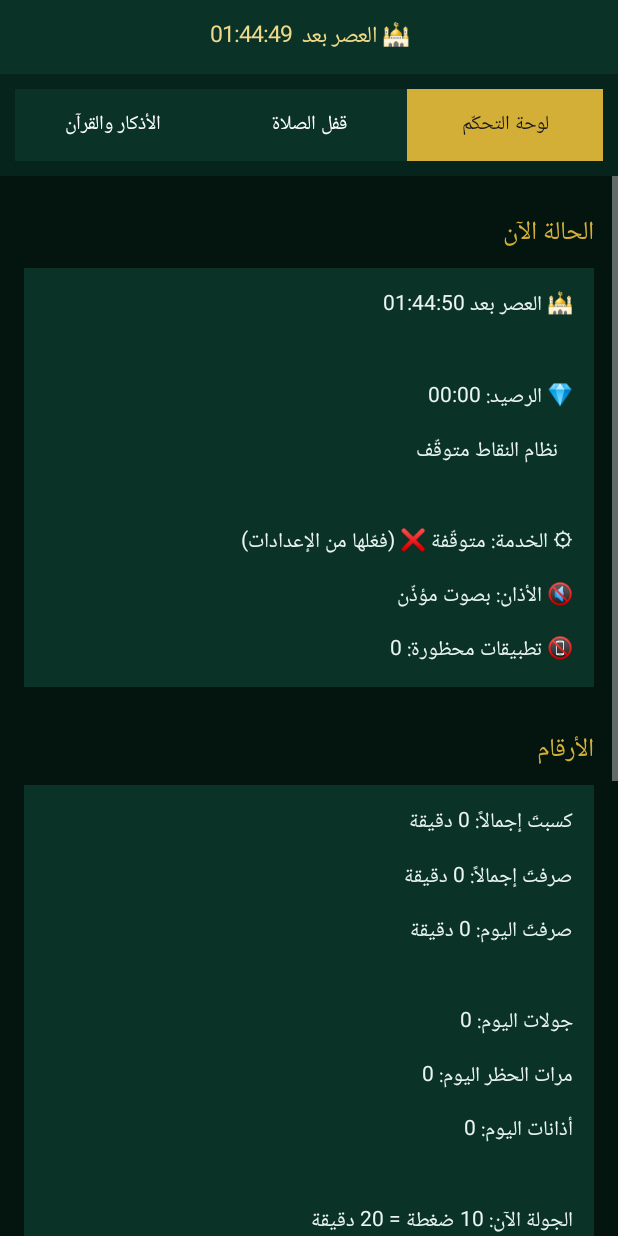
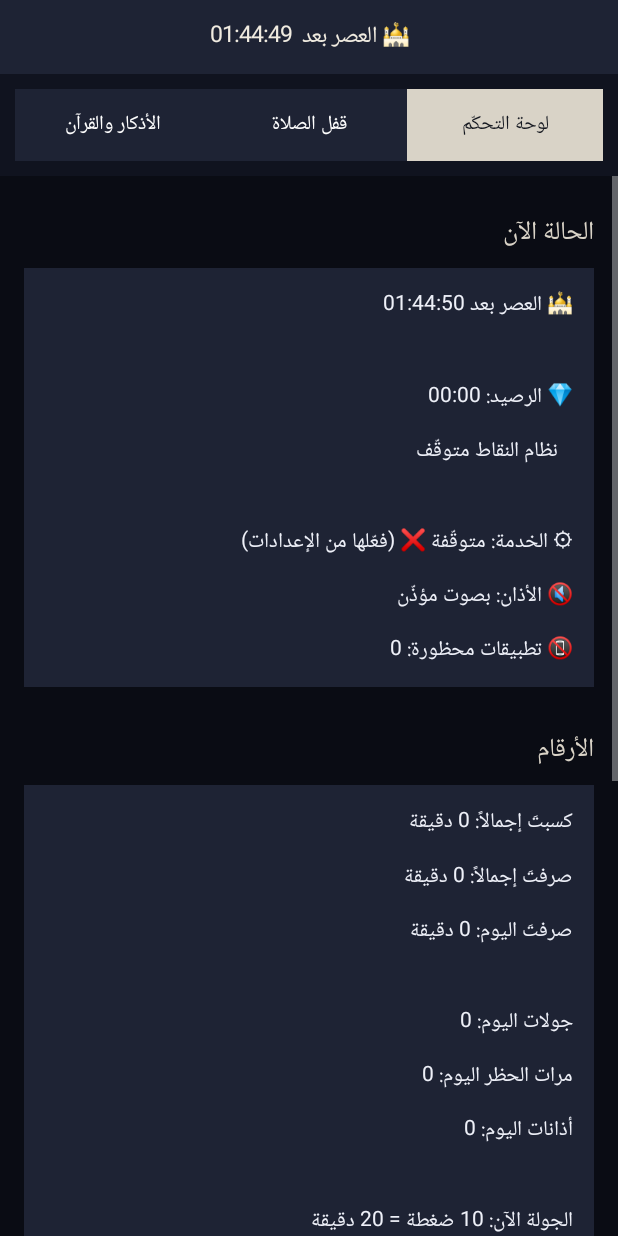
Before and after one commit to abdulrahmanalhamoud1673/noor-blocker, an Android app: the screen it shows after launch (MainActivity), after a tap on "لوحة التحكّم", on a phone screen of 412 x 824 dp. Run offline under Robolectric (Android 15) with nearby library versions, the phone set to English and light mode, and no system bars.

Commit message:
v13.1 — الثيم الجديد يصل شاشات التطبيق نفسها
كانت شاشات أندرويد (الإعدادات ولوحة الأدمن والثيم والأيقونة) ما
زالت بالأخضر والذهبي الأصلي: مسحتُ الألوان في النسخة السابقة بخريطة
لم تشمل ألوان التطبيق الأولى، فتبدّل الويب وبقي ما يفتحه بيده.

Co-Authored-By: Claude Opus 5 <noreply@anthropic.com>

```diff
--- a/app/build.gradle.kts
+++ b/app/build.gradle.kts
@@ -11,8 +11,8 @@ android {
         applicationId = "com.noor.blocker"
         minSdk = 24
         targetSdk = 34
-        versionCode = 21
-        versionName = "13.0"
+        versionCode = 22
+        versionName = "13.1"
     }
 
     buildTypes {
--- a/app/src/main/java/com/noor/blocker/AdminPanel.kt
+++ b/app/src/main/java/com/noor/blocker/AdminPanel.kt
@@ -45,23 +45,23 @@ class AdminPanel(private val act: Activity) {
 
     private fun title(t: String) = TextView(act).apply {
         text = t; textSize = 17f
-        setTextColor(Color.parseColor("#D4AF37"))
+        setTextColor(Color.parseColor("#D9D3C7"))
         setPadding(0, dp(20), 0, dp(9))
     }
 
     private fun card() = TextView(act).apply {
         textSize = 14f
-        setTextColor(Color.parseColor("#EAF5F0"))
+        setTextColor(Color.parseColor("#EEF0F8"))
         setLineSpacing(0f, 1.55f)
         setPadding(dp(14), dp(13), dp(14), dp(13))
-        setBackgroundColor(Color.parseColor("#0A3227"))
+        setBackgroundColor(Color.parseColor("#1E2334"))
     }
 
     private fun action(label: String, color: String, onTap: () -> Unit) = Button(act).apply {
         text = label
         textSize = 13.5f
         setBackgroundColor(Color.parseColor(color))
-        setTextColor(Color.parseColor("#16130A"))
+        setTextColor(Color.parseColor("#14171F"))
         setOnClickListener { onTap() }
     }
 
@@ -93,19 +93,19 @@ class AdminPanel(private val act: Activity) {
 
         val row1 = LinearLayout(act).apply { orientation = LinearLayout.HORIZONTAL }
         val cell = { LinearLayout.LayoutParams(0, ViewGroup.LayoutParams.WRAP_CONTENT, 1f) }
-        row1.addView(action("+ ١٥ دقيقة", "#10B981") { grant(15) }, cell())
-        row1.addView(action("+ ٦٠ دقيقة", "#10B981") { grant(60) }, cell())
+        row1.addView(action("+ ١٥ دقيقة", "#93A9DC") { grant(15) }, cell())
+        row1.addView(action("+ ٦٠ دقيقة", "#93A9DC") { grant(60) }, cell())
         col.addView(row1, wide)
 
         val row2 = LinearLayout(act).apply { orientation = LinearLayout.HORIZONTAL }
-        row2.addView(action("صفّر الرصيد", "#D4AF37") {
+        row2.addView(action("صفّر الرصيد", "#D9D3C7") {
             confirm("تصفير الرصيد", "سيصير رصيدك صفراً وتُقفل التطبيقات فوراً.") {
                 Credit.grant(act, -99999)
                 EventLog.add(act, EventLog.ADMIN, "صفّرتَ رصيدك يدوياً")
                 renderAll(); toast("صُفّر الرصيد")
             }
         }, cell())
-        row2.addView(action("امسح السجلّ", "#D4AF37") {
+        row2.addView(action("امسح السجلّ", "#D9D3C7") {
             confirm("مسح السجلّ", "سيُحذف سجلّ الأحداث. الأرقام تبقى.") {
                 EventLog.clear(act); renderAll(); toast("مُسح السجلّ")
             }
@@ -126,7 +126,7 @@ class AdminPanel(private val act: Activity) {
         col.addView(TextView(act).apply {
             text = "آخر ٣٠٠ حدث — الأحدث أولاً"
             textSize = 12.5f
-            setTextColor(Color.parseColor("#6E8F82"))
+            setTextColor(Color.parseColor("#767E94"))
             setPadding(0, 0, 0, dp(8))
         })
         logBox = LinearLayout(act).apply { orientation = LinearLayout.VERTICAL }
@@ -134,7 +134,7 @@ class AdminPanel(private val act: Activity) {
 
         renderAll()
         return ScrollView(act).apply {
-            setBackgroundColor(Color.parseColor("#04150F"))
+            setBackgroundColor(Color.parseColor("#0A0C14"))
             addView(col)
         }
     }
@@ -233,9 +233,9 @@ class AdminPanel(private val act: Activity) {
             logBox.addView(TextView(act).apply {
                 text = "لا أحداث بعد."
                 textSize = 13.5f
-                setTextColor(Color.parseColor("#6E8F82"))
+                setTextColor(Color.parseColor("#767E94"))
                 setPadding(dp(14), dp(12), dp(14), dp(12))
-                setBackgroundColor(Color.parseColor("#0A3227"))
+                setBackgroundColor(Color.parseColor("#1E2334"))
             })
             return
         }
@@ -253,11 +253,11 @@ class AdminPanel(private val act: Activity) {
     }
 
     private fun colorFor(icon: String) = when (icon) {
-        EventLog.EARN -> "#10B981"
+        EventLog.EARN -> "#93A9DC"
         EventLog.BLOCK -> "#EF4444"
-        EventLog.ADMIN -> "#F0D98A"
-        EventLog.PRAYER, EventLog.ADHAN -> "#D4AF37"
-        else -> "#9DBDB0"
+        EventLog.ADMIN -> "#F0EBE0"
+        EventLog.PRAYER, EventLog.ADHAN -> "#D9D3C7"
+        else -> "#8B92A8"
     }
 
     private fun label(pkg: String): String = try {
--- a/app/src/main/java/com/noor/blocker/MainActivity.kt
+++ b/app/src/main/java/com/noor/blocker/MainActivity.kt
@@ -32,7 +32,7 @@ import android.widget.Toast
 const val NOOR_WEB = "https://abdulrahmanalhamoud1673.github.io/noor-adhkar/"
 
 /** يُستخدم لمسح ذاكرة الويب مرة واحدة بعد كل تحديث */
-private const val APP_VERSION = "13.0"
+private const val APP_VERSION = "13.1"
 
 /** رمز طلب أذونات الوسائط (كاميرا / ميكروفون) من داخل الصفحة */
 private const val REQ_MEDIA = 11
@@ -135,7 +135,7 @@ class MainActivity : Activity() {
 
         val root = LinearLayout(this).apply {
             orientation = LinearLayout.VERTICAL
-            setBackgroundColor(Color.parseColor("#04150F"))
+            setBackgroundColor(Color.parseColor("#0A0C14"))
         }
 
         root.addView(buildBanner())
@@ -284,8 +284,8 @@ class MainActivity : Activity() {
         banner = TextView(this).apply {
             textSize = 15f
             gravity = Gravity.CENTER
-            setTextColor(Color.parseColor("#F0D98A"))
-            setBackgroundColor(Color.parseColor("#0A3227"))
+            setTextColor(Color.parseColor("#F0EBE0"))
+            setBackgroundColor(Color.parseColor("#1E2334"))
             setPadding(dp(12), dp(12), dp(12), dp(12))
         }
         updateBanner()
@@ -310,7 +310,7 @@ class MainActivity : Activity() {
         val bar = LinearLayout(this).apply {
             orientation = LinearLayout.HORIZONTAL
             setPadding(dp(10), dp(10), dp(10), dp(10))
-            setBackgroundColor(Color.parseColor("#06231C"))
+            setBackgroundColor(Color.parseColor("#10131F"))
         }
         val lp = LinearLayout.LayoutParams(0, ViewGroup.LayoutParams.WRAP_CONTENT, 1f)
 
@@ -334,7 +334,7 @@ class MainActivity : Activity() {
 
     /** 0 = الأذكار · 1 = قفل الصلاة · 2 = لوحة التحكّم */
     private fun markTabs(which: Int) {
-        val on = Color.parseColor("#D4AF37"); val off = Color.parseColor("#0A3227")
+        val on = Color.parseColor("#D9D3C7"); val off = Color.parseColor("#1E2334")
         val onT = Color.parseColor("#14171f"); val offT = Color.WHITE
         listOf(tabWeb, tabBlock, tabAdmin).forEachIndexed { i, b ->
             b.setBackgroundColor(if (i == which) on else off)
@@ -466,14 +466,14 @@ class MainActivity : Activity() {
     private fun header(text: String) = TextView(this).apply {
         this.text = text
         textSize = 17f
-        setTextColor(Color.parseColor("#D4AF37"))
+        setTextColor(Color.parseColor("#D9D3C7"))
         setPadding(0, dp(20), 0, dp(9))
     }
 
     private fun body(text: String) = TextView(this).apply {
         this.text = text
         textSize = 13.5f
-        setTextColor(Color.parseColor("#9DBDB0"))
+        setTextColor(Color.parseColor("#8B92A8"))
         setPadding(0, 0, 0, dp(8))
     }
 
@@ -550,7 +550,7 @@ class MainActivity : Activity() {
         col.addView(CheckBox(this).apply {
             text = "فعّل تنبيه الأذان"
             textSize = 15.5f
-            setTextColor(Color.parseColor("#EAF5F0"))
+            setTextColor(Color.parseColor("#EEF0F8"))
             isChecked = Prefs.notifyEnabled(this@MainActivity)
             setOnCheckedChangeListener { _, checked ->
                 Prefs.setNotifyEnabled(this@MainActivity, checked)
@@ -566,7 +566,7 @@ class MainActivity : Activity() {
         col.addView(CheckBox(this).apply {
             text = "ارفع الأذان بصوت مؤذّن (بدل نغمة قصيرة)"
             textSize = 15.5f
-            setTextColor(Color.parseColor("#EAF5F0"))
+            setTextColor(Color.parseColor("#EEF0F8"))
             isChecked = Prefs.adhanSound(this@MainActivity)
             setOnCheckedChangeListener { _, checked ->
                 Prefs.setAdhanSound(this@MainActivity, checked)
@@ -600,7 +600,7 @@ class MainActivity : Activity() {
         col.addView(header("٣) أوقات الصلاة اليوم"))
         timesView = TextView(this).apply {
             textSize = 14.5f
-            setTextColor(Color.parseColor("#EAF5F0"))
+            setTextColor(Color.parseColor("#EEF0F8"))
             setLineSpacing(0f, 1.45f)
         }
         col.addView(timesView)
@@ -677,7 +677,7 @@ class MainActivity : Activity() {
         col.addView(CheckBox(this).apply {
             text = "فعّل نظام النقاط"
             textSize = 15.5f
-            setTextColor(Color.parseColor("#EAF5F0"))
+            setTextColor(Color.parseColor("#EEF0F8"))
             isChecked = ChallengeLock.enabled(this@MainActivity)
             setOnCheckedChangeListener { _, on ->
                 ChallengeLock.setEnabled(this@MainActivity, on)
@@ -738,8 +738,8 @@ class MainActivity : Activity() {
                 phraseBox.addView(Button(this@MainActivity).apply {
                     text = ph
                     textSize = 15f
-                    setBackgroundColor(Color.parseColor(if (chosen) "#D4AF37" else "#0A3227"))
-                    setTextColor(Color.parseColor(if (chosen) "#14171f" else "#EAF5F0"))
+                    setBackgroundColor(Color.parseColor(if (chosen) "#D9D3C7" else "#1E2334"))
+                    setTextColor(Color.parseColor(if (chosen) "#14171f" else "#EEF0F8"))
                     setOnClickListener {
                         ChallengeLock.setPhrase(this@MainActivity, ph)
                         paintPhrases()
@@ -803,7 +803,7 @@ class MainActivity : Activity() {
         col.addView(EditText(this).apply {
             hint = "ابحث عن تطبيق…"
             textSize = 15f
-            setTextColor(Color.parseColor("#EAF5F0"))
+            setTextColor(Color.parseColor("#EEF0F8"))
             setHintTextColor(Color.parseColor("#8b92a8"))
             addTextChangedListener(object : TextWatcher {
                 override fun afterTextChanged(s: Editable?) {
@@ -825,7 +825,7 @@ class MainActivity : Activity() {
         col.addView(Button(this).apply {
             text = "✓ تم — احفظ وارجع"
             textSize = 17f
-            setBackgroundColor(Color.parseColor("#D4AF37"))
+            setBackgroundColor(Color.parseColor("#D9D3C7"))
             setTextColor(Color.parseColor("#14171f"))
             setPadding(0, dp(14), 0, dp(14))
             setOnClickListener {
@@ -849,7 +849,7 @@ class MainActivity : Activity() {
         })
 
         return ScrollView(this).apply {
-            setBackgroundColor(Color.parseColor("#04150F"))
+            setBackgroundColor(Color.parseColor("#0A0C14"))
             addView(col)
         }
     }
@@ -873,7 +873,7 @@ class MainActivity : Activity() {
         }
         countView.setTextColor(
             when {
-                n == 0 -> Color.parseColor("#9DBDB0")
+                n == 0 -> Color.parseColor("#8B92A8")
                 n > 15 -> Color.parseColor("#e88080")
                 else -> Color.parseColor("#93a9dc")
             }
@@ -904,7 +904,7 @@ class MainActivity : Activity() {
                 text = pm.getApplicationLabel(app).toString()
                 textSize = 15f
                 setTextColor(
-                    if (selected.contains(pkg)) Color.parseColor("#F0D98A") else Color.parseColor("#EAF5F0")
+                    if (selected.contains(pkg)) Color.parseColor("#F0EBE0") else Color.parseColor("#EEF0F8")
                 )
                 isChecked = selected.contains(pkg)
                 setOnCheckedChangeListener { _, checked ->
@@ -912,7 +912,7 @@ class MainActivity : Activity() {
                     save(quiet = true)
                     updateCount(justSaved = true)
                     setTextColor(
-                        if (checked) Color.parseColor("#F0D98A") else Color.parseColor("#EAF5F0")
+                        if (checked) Color.parseColor("#F0EBE0") else Color.parseColor("#EEF0F8")
                     )
                 }
             })
--- a/app/src/main/res/values/themes.xml
+++ b/app/src/main/res/values/themes.xml
@@ -1,9 +1,9 @@
 <?xml version="1.0" encoding="utf-8"?>
 <resources>
     <style name="AppTheme" parent="android:Theme.Material.NoActionBar">
-        <item name="android:colorBackground">#04150F</item>
-        <item name="android:textColorPrimary">#EAF5F0</item>
-        <item name="android:colorAccent">#10B981</item>
+        <item name="android:colorBackground">#0A0C14</item>
+        <item name="android:textColorPrimary">#EEF0F8</item>
+        <item name="android:colorAccent">#93A9DC</item>
     </style>
 
     <style name="LockTheme" parent="AppTheme">
```
Also changed, not shown: app/src/main/res/drawable/ic_launcher_noor.xml (+4 -4 lines).
